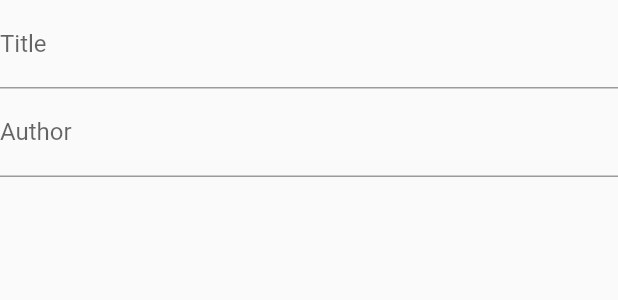
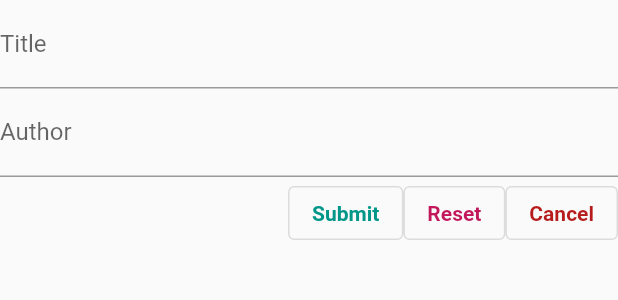
Before and after one commit to msanders-code/New_app, a Flutter app: the BookInfoForm widget shown alone on an empty page, opened directly, on a phone screen of 412 x 824 dp. Shown: the top 300 px of the screen. Run offline on Flutter 3.47's test engine with Material 2 defaults, Android fonts, the light colour scheme and no system bars; our stand-ins replace line_awesome_flutter.

Commit message:
Changed structure, added form

```diff
--- /dev/null
+++ b/library_app/lib/forms/book_info_form.dart
@@ -0,0 +1,95 @@
+import 'package:flutter/material.dart';
+
+// Book information entry form
+class BookInfoForm extends StatefulWidget {
+  const BookInfoForm({Key? key}) : super(key: key);
+  @override
+  State<BookInfoForm> createState() => _BookInfoFormState();
+}
+
+class _BookInfoFormState extends State<BookInfoForm> {
+  final GlobalKey<FormFieldState<String>> _titleFormFieldKey = GlobalKey();
+  final GlobalKey<FormFieldState<String>> _authorFormFieldKey = GlobalKey();
+
+  // bool _notEmpty(String? value) => value != null && value.isNotEmpty;
+
+  // Saves the entered values from the form
+  get _value => ({
+        'title': _titleFormFieldKey.currentState?.value,
+        'author': _authorFormFieldKey.currentState?.value
+      });
+
+  @override
+  Widget build(BuildContext context) {
+    return Form(
+        child: Column(
+      children: <Widget>[
+        // Form field to enter the book's title
+        TextFormField(
+            key: _titleFormFieldKey,
+            decoration: const InputDecoration(
+              labelText: 'Title',
+            ),
+            validator: (value) {
+              if (value == null || value.isEmpty) {
+                return 'Title is required.';
+              } else {
+                return null;
+              }
+            }),
+        // Form field to enter the book's author
+        TextFormField(
+            key: _authorFormFieldKey,
+            decoration: const InputDecoration(labelText: 'Author'),
+            validator: (value) {
+              if (value == null || value.isEmpty) {
+                return 'Author is required.';
+              } else {
+                return null;
+              }
+            }),
+        Builder(
+          builder: (context) {
+            return Row(
+              mainAxisAlignment: MainAxisAlignment.end,
+              children: <Widget>[
+                // Submit button - prints the entered values to console for now
+                OutlinedButton(
+                    onPressed: () {
+                      if (_titleFormFieldKey.currentState!.validate() &&
+                          _authorFormFieldKey.currentState!.validate()) {
+                        print(_value);
+                      }
+                    },
+                    child: const Center(
+                        child: Text('Submit',
+                            style: TextStyle(
+                                color: Colors.teal,
+                                fontWeight: FontWeight.bold)))),
+                // Reset button - resets the form fields to empty
+                OutlinedButton(
+                    onPressed: () => Form.of(context)?.reset(), // Resets form
+                    child: Center(
+                        child: Text('Reset',
+                            style: TextStyle(
+                                color: Colors.pink[700],
+                                fontWeight: FontWeight.bold)))),
+                // Cancel button - exits the form and resets the values
+                OutlinedButton(
+                    onPressed: () {
+                      Form.of(context)?.reset(); // Resets the form fields
+                      Navigator.pop(context); // Exits the form
+                    },
+                    child: Center(
+                        child: Text('Cancel',
+                            style: TextStyle(
+                                color: Colors.red[900],
+                                fontWeight: FontWeight.bold)))),
+              ],
+            );
+          },
+        )
+      ],
+    ));
+  }
+}
--- a/library_app/lib/forms/price_search_form.dart
+++ /dev/null
@@ -1,40 +0,0 @@
-import 'package:flutter/material.dart';
-
-class BookInfoForm extends StatefulWidget {
-  @override
-  State<BookInfoForm> createState() => _BookInfoFormState();
-}
-
-class _BookInfoFormState extends State<BookInfoForm> {
-  final GlobalKey<FormFieldState<String>> _titleFormFieldKey = GlobalKey();
-  final GlobalKey<FormFieldState<String>> _authorFormFieldKey = GlobalKey();
-
-  _notEmpty(String value) => value != null && value.isNotEmpty;
-
-  get _value => ({
-        'title': _titleFormFieldKey.currentState?.value,
-        'author': _authorFormFieldKey.currentState?.value
-      });
-
-  @override
-  Widget build(BuildContext context) {
-    return Form(
-        child: Column(
-      children: <Widget>[
-        TextFormField(
-          key: _titleFormFieldKey,
-          decoration: const InputDecoration(
-            labelText: 'Title',
-          ),
-          validator: (value) => !_notEmpty(_value) ? 'Title is required' : null,
-        ),
-        TextFormField(
-          key: _authorFormFieldKey,
-          decoration: const InputDecoration(labelText: 'Author'),
-          validator: (value) =>
-              !_notEmpty(_value) ? 'Author is required' : null,
-        ),
-      ],
-    ));
-  }
-}
```
Also changed, not shown: library_app/lib/components/price_list.dart (renamed from library_app/lib/components/text_input_price_list.dart, +9 -8 lines), library_app/lib/pages/price_compare_page.dart (+5 -2 lines).
